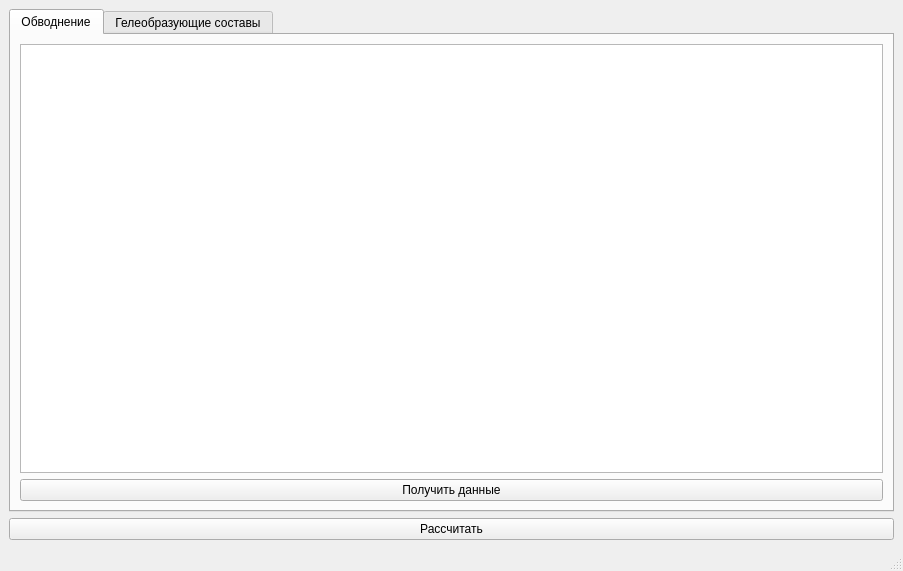
Before: the Qt Designer form Application/UIWindow.ui in ildarhb/NIPI, drawn with Qt 5.
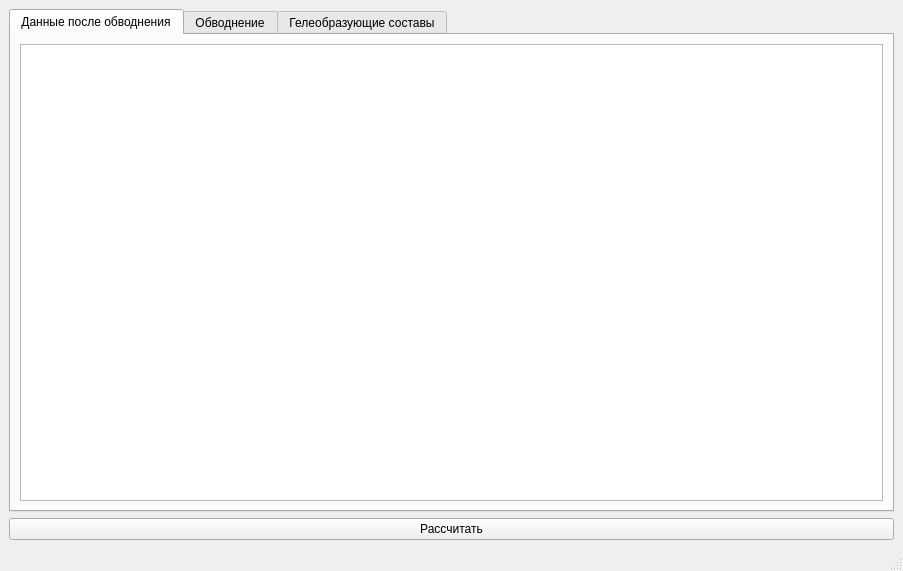
After: the same form once the commit is applied.

Commit message: Добавление заполнения класса WindowData, пустая вкладка "Данные после обводнения"

```diff
--- a/Application/UIWindow.ui
+++ b/Application/UIWindow.ui
@@ -26,6 +26,16 @@
       <property name="currentIndex">
        <number>0</number>
       </property>
+      <widget class="QWidget" name="tabAfterWatering">
+       <attribute name="title">
+        <string>Данные после обводнения</string>
+       </attribute>
+       <layout class="QVBoxLayout" name="verticalLayout_4">
+        <item>
+         <widget class="QTableWidget" name="tableAfterWatering"/>
+        </item>
+       </layout>
+      </widget>
       <widget class="QWidget" name="tabWatering">
        <attribute name="title">
         <string>Обводнение</string>
```
The commit also changes 3 other files.
